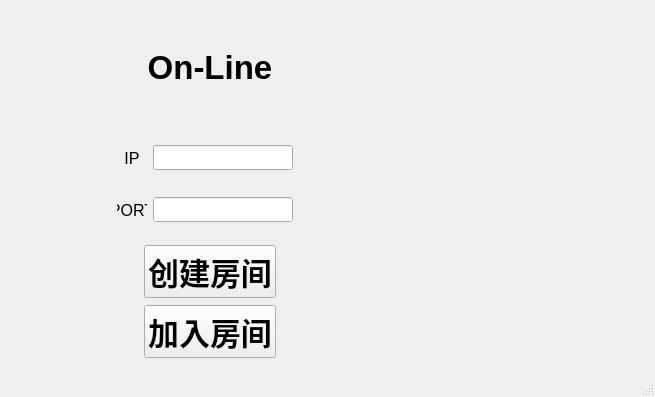
Zhang-Yiiiiii/BlackAndWhite, file onlinewindow.ui: the form before one commit.
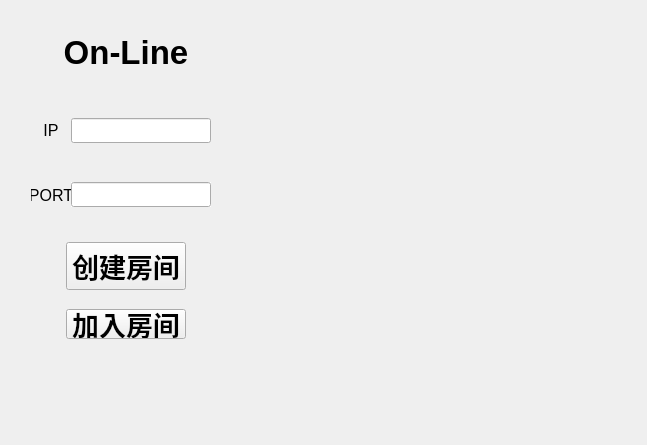
The form after the commit.

What changed in the file:
```diff
--- a/onlinewindow.ui
+++ b/onlinewindow.ui
@@ -6,8 +6,8 @@
    <rect>
     <x>0</x>
     <y>0</y>
-    <width>655</width>
-    <height>397</height>
+    <width>647</width>
+    <height>445</height>
    </rect>
   </property>
   <property name="windowTitle">
@@ -26,37 +26,11 @@
     <layout class="QGridLayout" name="gridLayout">
      <item row="1" column="1">
       <layout class="QHBoxLayout" name="horizontalLayout_15">
-       <item>
-        <spacer name="horizontalSpacer_21">
-         <property name="orientation">
-          <enum>Qt::Orientation::Horizontal</enum>
-         </property>
-         <property name="sizeHint" stdset="0">
-          <size>
-           <width>18</width>
-           <height>20</height>
-          </size>
-         </property>
-        </spacer>
-       </item>
+       <property name="spacing">
+        <number>0</number>
+       </property>
        <item>
         <layout class="QVBoxLayout" name="verticalLayout">
-         <item>
-          <spacer name="verticalSpacer">
-           <property name="orientation">
-            <enum>Qt::Orientation::Vertical</enum>
-           </property>
-           <property name="sizeType">
-            <enum>QSizePolicy::Policy::Fixed</enum>
-           </property>
-           <property name="sizeHint" stdset="0">
-            <size>
-             <width>20</width>
-             <height>30</height>
-            </size>
-           </property>
-          </spacer>
-         </item>
          <item>
           <layout class="QHBoxLayout" name="horizontalLayout_5">
            <item>
@@ -78,7 +52,7 @@
            <item>
             <widget class="QLabel" name="labelLogin">
              <property name="sizePolicy">
-              <sizepolicy hsizetype="Fixed" vsizetype="Fixed">
+              <sizepolicy hsizetype="Preferred" vsizetype="Preferred">
                <horstretch>0</horstretch>
                <verstretch>0</verstretch>
               </sizepolicy>
@@ -89,6 +63,12 @@
                <height>30</height>
               </size>
              </property>
+             <property name="maximumSize">
+              <size>
+               <width>180</width>
+               <height>30</height>
+              </size>
+             </property>
              <property name="font">
               <font>
                <family>Arial</family>
@@ -133,7 +113,7 @@
            <property name="sizeHint" stdset="0">
             <size>
              <width>50</width>
-             <height>50</height>
+             <height>30</height>
             </size>
            </property>
           </spacer>
@@ -168,13 +148,13 @@
                </property>
                <property name="minimumSize">
                 <size>
-                 <width>30</width>
+                 <width>40</width>
                  <height>30</height>
                 </size>
                </property>
                <property name="maximumSize">
                 <size>
-                 <width>30</width>
+                 <width>40</width>
                  <height>30</height>
                 </size>
                </property>
@@ -186,6 +166,12 @@
                <property name="text">
                 <string>IP</string>
                </property>
+               <property name="textFormat">
+                <enum>Qt::TextFormat::RichText</enum>
+               </property>
+               <property name="scaledContents">
+                <bool>true</bool>
+               </property>
                <property name="alignment">
                 <set>Qt::AlignmentFlag::AlignCenter</set>
                </property>
@@ -285,13 +271,13 @@
                </property>
                <property name="minimumSize">
                 <size>
-                 <width>30</width>
+                 <width>40</width>
                  <height>30</height>
                 </size>
                </property>
                <property name="maximumSize">
                 <size>
-                 <width>30</width>
+                 <width>40</width>
                  <height>30</height>
                 </size>
                </property>
@@ -386,7 +372,7 @@
               <enum>Qt::Orientation::Horizontal</enum>
              </property>
              <property name="sizeType">
-              <enum>QSizePolicy::Policy::Preferred</enum>
+              <enum>QSizePolicy::Policy::Fixed</enum>
              </property>
              <property name="sizeHint" stdset="0">
               <size>
@@ -406,14 +392,14 @@
              </property>
              <property name="minimumSize">
               <size>
-               <width>100</width>
-               <height>30</height>
+               <width>120</width>
+               <height>20</height>
               </size>
              </property>
              <property name="font">
               <font>
                <family>Arial</family>
-               <pointsize>23</pointsize>
+               <pointsize>20</pointsize>
                <bold>true</bold>
               </font>
              </property>
@@ -434,7 +420,7 @@
               <enum>Qt::Orientation::Horizontal</enum>
              </property>
              <property name="sizeType">
-              <enum>QSizePolicy::Policy::Preferred</enum>
+              <enum>QSizePolicy::Policy::Fixed</enum>
              </property>
              <property name="sizeHint" stdset="0">
               <size>
@@ -453,9 +439,12 @@
              <property name="orientation">
               <enum>Qt::Orientation::Horizontal</enum>
              </property>
+             <property name="sizeType">
+              <enum>QSizePolicy::Policy::Fixed</enum>
+             </property>
              <property name="sizeHint" stdset="0">
               <size>
-               <width>40</width>
+               <width>50</width>
                <height>20</height>
               </size>
              </property>
@@ -471,14 +460,20 @@
              </property>
              <property name="minimumSize">
               <size>
-               <width>100</width>
+               <width>120</width>
+               <height>20</height>
+              </size>
+             </property>
+             <property name="maximumSize">
+              <size>
+               <width>16777215</width>
                <height>30</height>
               </size>
              </property>
              <property name="font">
               <font>
                <family>Arial</family>
-               <pointsize>23</pointsize>
+               <pointsize>20</pointsize>
                <bold>true</bold>
               </font>
              </property>
@@ -498,9 +493,12 @@
              <property name="orientation">
               <enum>Qt::Orientation::Horizontal</enum>
              </property>
+             <property name="sizeType">
+              <enum>QSizePolicy::Policy::Fixed</enum>
+             </property>
              <property name="sizeHint" stdset="0">
               <size>
-               <width>40</width>
+               <width>50</width>
                <height>20</height>
               </size>
              </property>
@@ -544,6 +542,9 @@
          <property name="orientation">
           <enum>Qt::Orientation::Horizontal</enum>
          </property>
+         <property name="sizeType">
+          <enum>QSizePolicy::Policy::Expanding</enum>
+         </property>
          <property name="sizeHint" stdset="0">
           <size>
            <width>18</width>
@@ -577,7 +578,6 @@
     </rect>
    </property>
   </widget>
-  <widget class="QStatusBar" name="statusbar"/>
  </widget>
  <resources/>
  <connections/>
```
Left out of the diff: 5 changed lines with no effect on the pictures.
